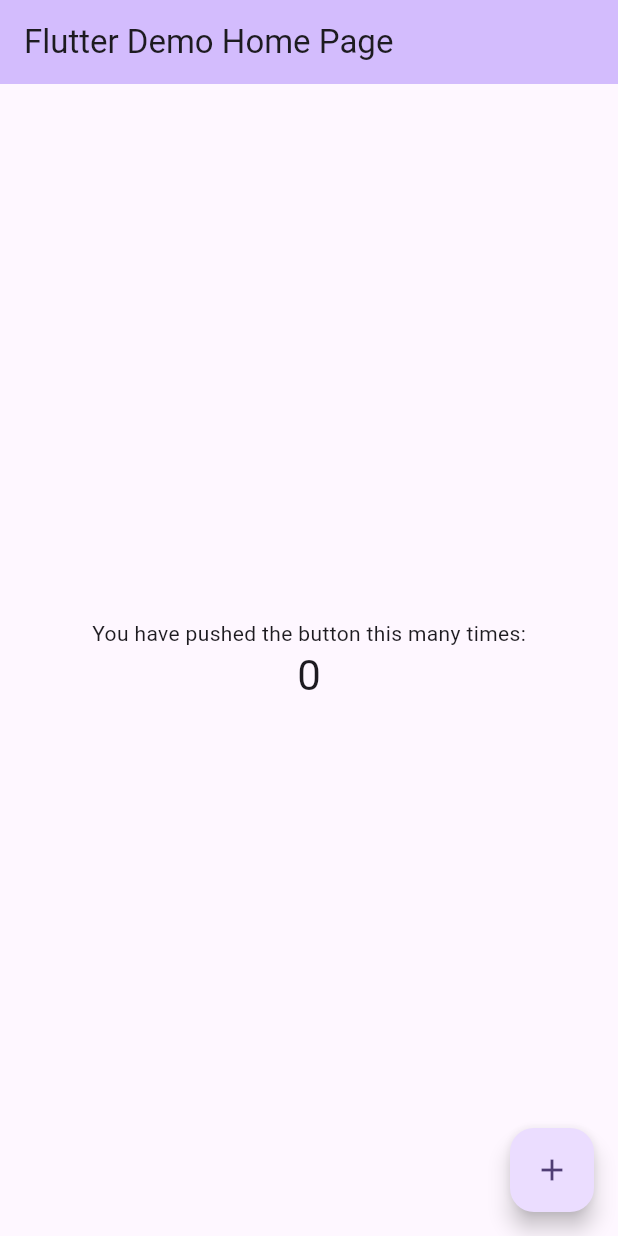
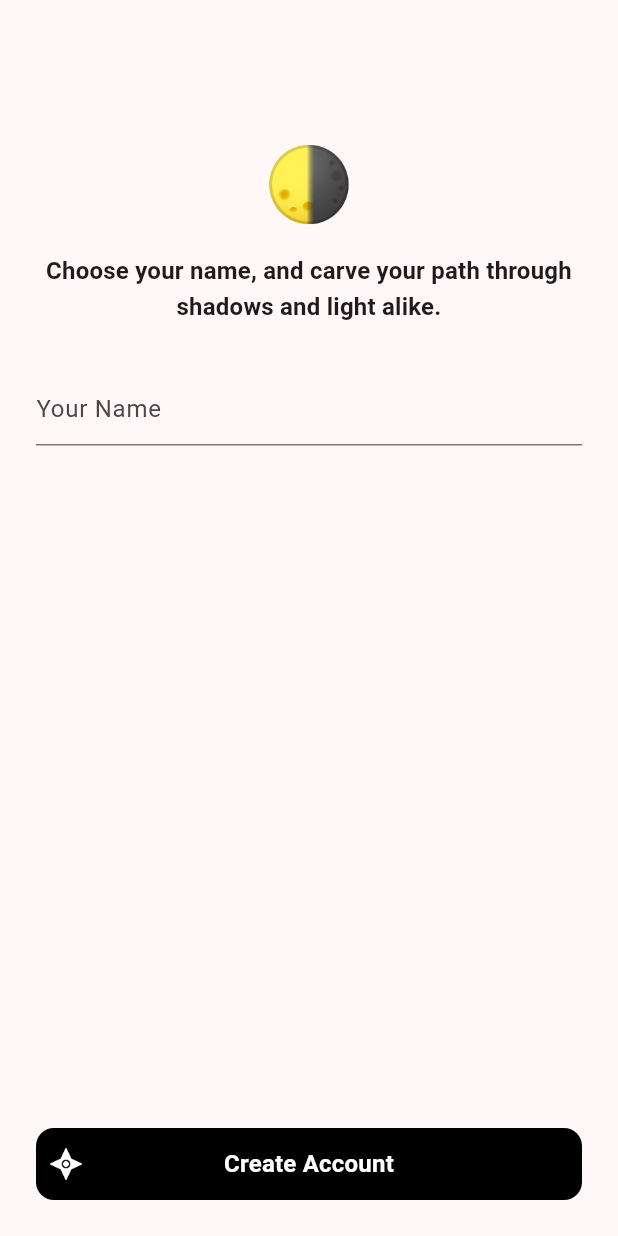
Before and after one commit to a00012025/kage-pay, a Flutter app: the screen it shows after launch, on a phone screen of 412 x 824 dp. Run offline on Flutter 3.47's test engine with Material 3 defaults, Android fonts, the phone set to English and light mode, and no system bars; drawn by our look-alikes of flutter_animate.

Commit message:
chore: add login page

```diff
--- a/app/lib/main.dart
+++ b/app/lib/main.dart
@@ -1,4 +1,7 @@
+import 'package:app/utils/default_button.dart';
+import 'package:app/utils/gaps.dart';
 import 'package:flutter/material.dart';
+import 'package:flutter_animate/flutter_animate.dart';
 
 void main() {
   runApp(const MyApp());
@@ -11,24 +14,10 @@ class MyApp extends StatelessWidget {
   @override
   Widget build(BuildContext context) {
     return MaterialApp(
+      debugShowCheckedModeBanner: false,
       title: 'Flutter Demo',
       theme: ThemeData(
-        // This is the theme of your application.
-        //
-        // TRY THIS: Try running your application with "flutter run". You'll see
-        // the application has a blue toolbar. Then, without quitting the app,
-        // try changing the seedColor in the colorScheme below to Colors.green
-        // and then invoke "hot reload" (save your changes or press the "hot
-        // reload" button in a Flutter-supported IDE, or press "r" if you used
-        // the command line to start the app).
-        //
-        // Notice that the counter didn't reset back to zero; the application
-        // state is not lost during the reload. To reset the state, use hot
-        // restart instead.
-        //
-        // This works for code too, not just values: Most code changes can be
-        // tested with just a hot reload.
-        colorScheme: ColorScheme.fromSeed(seedColor: Colors.deepPurple),
+        colorScheme: ColorScheme.fromSeed(seedColor: Colors.black87),
         useMaterial3: true,
       ),
       home: const MyHomePage(title: 'Flutter Demo Home Page'),
@@ -39,15 +28,6 @@ class MyApp extends StatelessWidget {
 class MyHomePage extends StatefulWidget {
   const MyHomePage({super.key, required this.title});
 
-  // This widget is the home page of your application. It is stateful, meaning
-  // that it has a State object (defined below) that contains fields that affect
-  // how it looks.
-
-  // This class is the configuration for the state. It holds the values (in this
-  // case the title) provided by the parent (in this case the App widget) and
-  // used by the build method of the State. Fields in a Widget subclass are
-  // always marked "final".
-
   final String title;
 
   @override
@@ -55,71 +35,48 @@ class MyHomePage extends StatefulWidget {
 }
 
 class _MyHomePageState extends State<MyHomePage> {
-  int _counter = 0;
-
-  void _incrementCounter() {
-    setState(() {
-      // This call to setState tells the Flutter framework that something has
-      // changed in this State, which causes it to rerun the build method below
-      // so that the display can reflect the updated values. If we changed
-      // _counter without calling setState(), then the build method would not be
-      // called again, and so nothing would appear to happen.
-      _counter++;
-    });
-  }
-
   @override
   Widget build(BuildContext context) {
-    // This method is rerun every time setState is called, for instance as done
-    // by the _incrementCounter method above.
-    //
-    // The Flutter framework has been optimized to make rerunning build methods
-    // fast, so that you can just rebuild anything that needs updating rather
-    // than having to individually change instances of widgets.
     return Scaffold(
-      appBar: AppBar(
-        // TRY THIS: Try changing the color here to a specific color (to
-        // Colors.amber, perhaps?) and trigger a hot reload to see the AppBar
-        // change color while the other colors stay the same.
-        backgroundColor: Theme.of(context).colorScheme.inversePrimary,
-        // Here we take the value from the MyHomePage object that was created by
-        // the App.build method, and use it to set our appbar title.
-        title: Text(widget.title),
-      ),
-      body: Center(
-        // Center is a layout widget. It takes a single child and positions it
-        // in the middle of the parent.
-        child: Column(
-          // Column is also a layout widget. It takes a list of children and
-          // arranges them vertically. By default, it sizes itself to fit its
-          // children horizontally, and tries to be as tall as its parent.
-          //
-          // Column has various properties to control how it sizes itself and
-          // how it positions its children. Here we use mainAxisAlignment to
-          // center the children vertically; the main axis here is the vertical
-          // axis because Columns are vertical (the cross axis would be
-          // horizontal).
-          //
-          // TRY THIS: Invoke "debug painting" (choose the "Toggle Debug Paint"
-          // action in the IDE, or press "p" in the console), to see the
-          // wireframe for each widget.
-          mainAxisAlignment: MainAxisAlignment.center,
-          children: <Widget>[
-            const Text(
-              'You have pushed the button this many times:',
-            ),
-            Text(
-              '$_counter',
-              style: Theme.of(context).textTheme.headlineMedium,
-            ),
-          ],
+      body: SafeArea(
+        child: Padding(
+          padding: const EdgeInsets.all(24.0),
+          child: Column(
+            mainAxisAlignment: MainAxisAlignment.center,
+            crossAxisAlignment: CrossAxisAlignment.stretch,
+            children: <Widget>[
+              Gaps.h64,
+              const Text(
+                "🌗",
+                style: TextStyle(fontSize: 48),
+                textAlign: TextAlign.center,
+              ),
+              Gaps.h12,
+              Text(
+                'Choose your name, and carve your path through shadows and light alike.',
+                textAlign: TextAlign.center,
+                style: Theme.of(context).textTheme.titleMedium?.copyWith(
+                      fontWeight: FontWeight.bold,
+                    ),
+              ),
+              Gaps.h32,
+              const TextField(
+                decoration: InputDecoration(
+                  hintText: "Your Name",
+                ),
+              ),
+              const Spacer(),
+              DefaultButton(onPressed: () {}, text: "Create Account")
+                  .animate()
+                  .fadeIn(
+                    duration: const Duration(milliseconds: 500),
+                    curve: Curves.easeOut,
+                    delay: const Duration(milliseconds: 1500),
+                  ),
+            ],
+          ),
         ),
       ),
-      floatingActionButton: FloatingActionButton(
-        onPressed: _incrementCounter,
-        tooltip: 'Increment',
-        child: const Icon(Icons.add),
-      ), // This trailing comma makes auto-formatting nicer for build methods.
     );
   }
 }
--- /dev/null
+++ b/app/lib/utils/app_tap.dart
@@ -0,0 +1,58 @@
+import 'package:flutter/material.dart';
+import 'package:flutter/services.dart';
+
+class AppTap extends StatefulWidget {
+  const AppTap({
+    required this.onTap,
+    required this.child,
+    this.hasEffect = true,
+    this.onTapUp,
+    super.key,
+  });
+
+  final VoidCallback onTap;
+  final Widget child;
+  final bool hasEffect;
+  final GestureTapUpCallback? onTapUp;
+
+  @override
+  State<AppTap> createState() => _AppTapState();
+}
+
+class _AppTapState extends State<AppTap> {
+  bool isPressing = false;
+
+  @override
+  Widget build(BuildContext context) {
+    return MouseRegion(
+      cursor: SystemMouseCursors.click,
+      child: GestureDetector(
+        behavior: HitTestBehavior.opaque,
+        onTap: () => widget.onTap.call(),
+        onTapDown: (details) {
+          setState(() {
+            isPressing = true;
+          });
+
+          HapticFeedback.mediumImpact();
+        },
+        onTapUp: (details) {
+          setState(() {
+            isPressing = false;
+          });
+          widget.onTapUp?.call(details);
+        },
+        onTapCancel: () {
+          setState(() {
+            isPressing = true;
+          });
+        },
+        child: AnimatedScale(
+          scale: (isPressing && widget.hasEffect) ? 0.95 : 1,
+          duration: const Duration(milliseconds: 250),
+          child: widget.child,
+        ),
+      ),
+    );
+  }
+}
--- /dev/null
+++ b/app/lib/utils/default_button.dart
@@ -0,0 +1,52 @@
+import 'package:app/utils/app_tap.dart';
+import 'package:app/utils/gaps.dart';
+import 'package:flutter/material.dart';
+
+class DefaultButton extends StatelessWidget {
+  const DefaultButton({
+    required this.onPressed,
+    required this.text,
+    this.textStyle,
+    super.key,
+  });
+  final VoidCallback onPressed;
+  final String text;
+  final TextStyle? textStyle;
+
+  @override
+  Widget build(BuildContext context) {
+    return AppTap(
+      onTap: onPressed,
+      child: Stack(
+        children: [
+          DecoratedBox(
+            decoration: BoxDecoration(
+              color: Colors.black,
+              borderRadius: BorderRadius.circular(Spacings.px12),
+            ),
+            child: Container(
+              width: double.maxFinite,
+              padding: const EdgeInsets.all(Spacings.px12),
+              child: Text(text,
+                  textAlign: TextAlign.center,
+                  style: Theme.of(context).textTheme.titleMedium?.copyWith(
+                        color: Colors.white,
+                        fontWeight: FontWeight.bold,
+                      )),
+            ),
+          ),
+          Positioned(
+            top: 12,
+            child: Padding(
+              padding: const EdgeInsets.only(left: Spacings.px8),
+              child: Image.asset(
+                'assets/icons/ninja_white.png',
+                width: 24,
+              ),
+            ),
+          ),
+        ],
+      ),
+    );
+  }
+}
--- /dev/null
+++ b/app/lib/utils/gaps.dart
@@ -0,0 +1,46 @@
+import 'package:flutter/material.dart';
+
+@immutable
+final class Gaps {
+  const Gaps._();
+
+  static const w4 = SizedBox(width: Spacings.px4);
+  static const w8 = SizedBox(width: Spacings.px8);
+  static const w12 = SizedBox(width: Spacings.px12);
+  static const w16 = SizedBox(width: Spacings.px16);
+  static const w20 = SizedBox(width: Spacings.px20);
+  static const w24 = SizedBox(width: Spacings.px24);
+  static const w32 = SizedBox(width: Spacings.px32);
+  static const w48 = SizedBox(width: Spacings.px48);
+  static const w64 = SizedBox(width: Spacings.px64);
+
+  static const h4 = SizedBox(height: Spacings.px4);
+  static const h8 = SizedBox(height: Spacings.px8);
+  static const h12 = SizedBox(height: Spacings.px12);
+  static const h16 = SizedBox(height: Spacings.px16);
+  static const h20 = SizedBox(height: Spacings.px20);
+  static const h24 = SizedBox(height: Spacings.px24);
+  static const h32 = SizedBox(height: Spacings.px32);
+  static const h40 = SizedBox(height: Spacings.px40);
+  static const h48 = SizedBox(height: Spacings.px48);
+  static const h64 = SizedBox(height: Spacings.px64);
+  static const h84 = SizedBox(height: Spacings.px84);
+}
+
+@immutable
+final class Spacings {
+  const Spacings._();
+
+  static const px4 = 4.0;
+  static const px8 = 8.0;
+  static const px12 = 12.0;
+  static const px16 = 16.0;
+  static const px20 = 20.0;
+  static const px24 = 24.0;
+  static const px32 = 32.0;
+  static const px40 = 40.0;
+  static const px48 = 48.0;
+  static const px64 = 64.0;
+  static const px84 = 84.0;
+  static const px100 = 100.0;
+}
```
Also changed, not shown: app/pubspec.yaml (+13 -13 lines), app/assets/icons/ninja_black.png (added), app/assets/icons/ninja_white.png (added), app/pubspec.lock.
